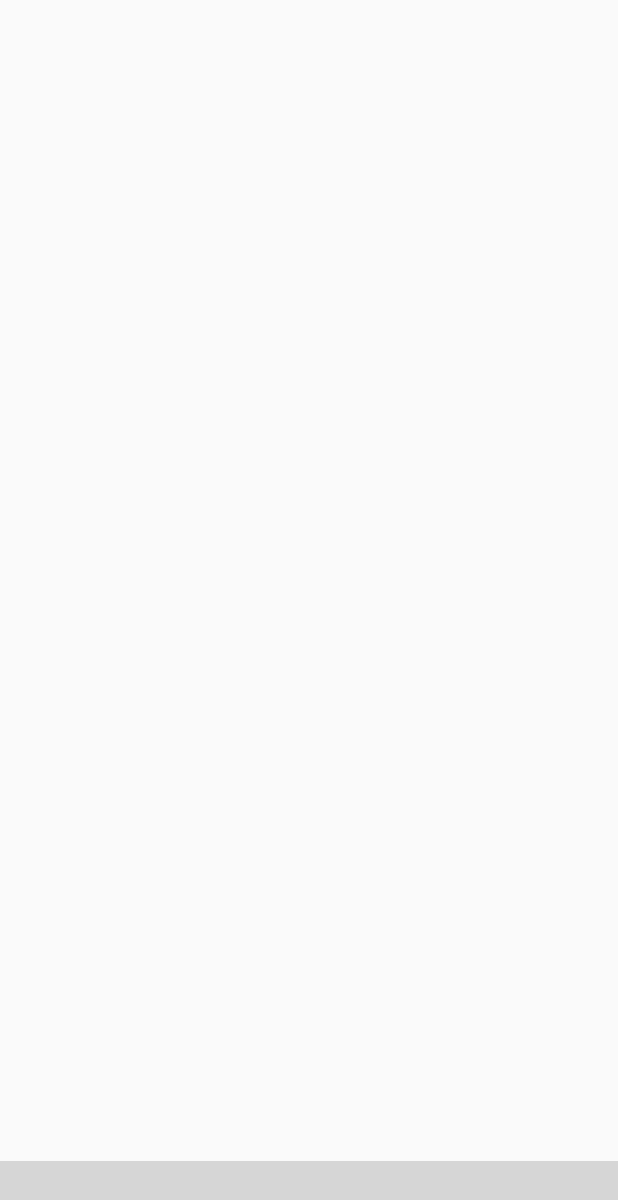
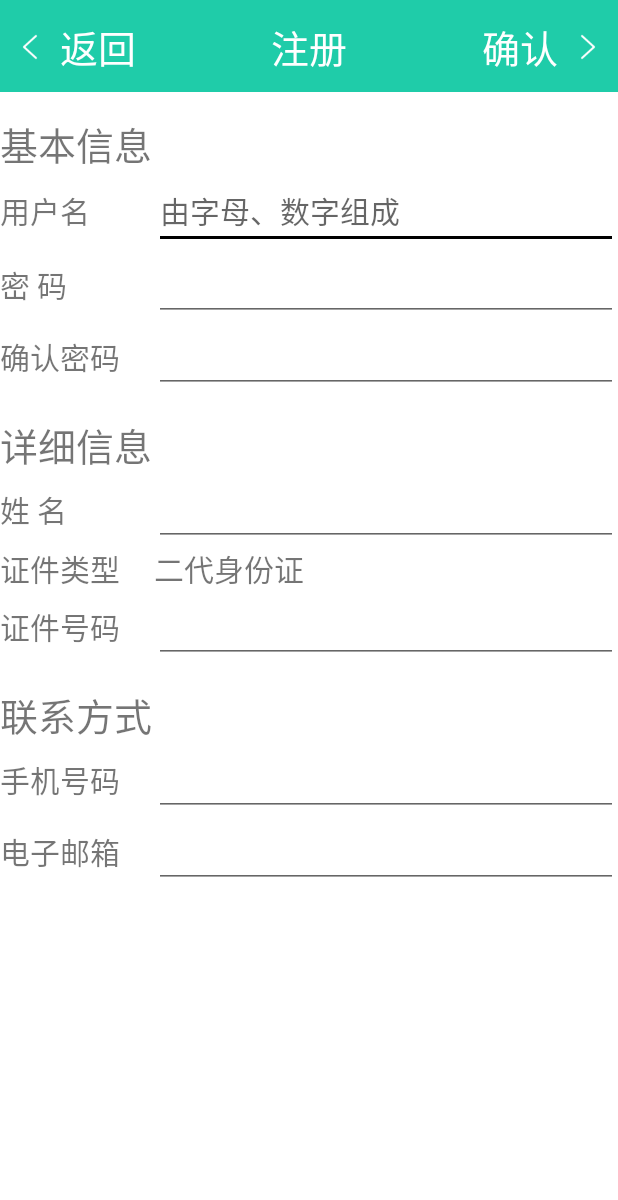
Before and after one commit to TangZhengJ/12306, an Android app: the screen it shows after launch (MainActivity before the commit, RegisterActivity after it), after a tap on "注册", on a phone screen of 412 x 824 dp. Shown: the top 1200 px of the screen. Run offline under Robolectric (Android 15) with nearby library versions, the phone set to English and light mode, and no system bars; libraries missing offline, so code that uses them is left out: org.litepal.crud; plain views replace BottomNavigationBar; grey boxes are pictures that could not be loaded.

Commit message:
添加注册

```diff
--- a/app/src/main/AndroidManifest.xml
+++ b/app/src/main/AndroidManifest.xml
@@ -22,7 +22,8 @@
         <activity android:name=".UI.SelectActivity" />
         <activity android:name=".UI.QueryActivity" />
         <activity android:name=".UI.MainActivity" />
-        <activity android:name=".UI.ChooseAreaActivity"></activity>
+        <activity android:name=".UI.ChooseAreaActivity" />
+        <activity android:name=".UI.RegisterActivity"></activity>
     </application>
 
 </manifest>
--- a/app/src/main/assets/litepal.xml
+++ b/app/src/main/assets/litepal.xml
@@ -1,10 +1,11 @@
 <?xml version="1.0" encoding="utf-8" ?>
     <litepal>
     <dbname value = "12306"></dbname>
-    <version value = "1"></version>
+    <version value = "3"></version>
     <list>
         <mapping class="com.example.tzj12306.db.Province"/>
         <mapping class="com.example.tzj12306.db.City"/>
         <mapping class="com.example.tzj12306.db.County"/>
+        <mapping class="com.example.tzj12306.db.User"/>
     </list>
 </litepal>
--- a/app/src/main/java/com/example/tzj12306/MyActionBar/MyBaseActivity.java
+++ b/app/src/main/java/com/example/tzj12306/MyActionBar/MyBaseActivity.java
@@ -26,8 +26,8 @@ public abstract class MyBaseActivity extends AppCompatActivity {
         setContentView(getContentViewId());
         init();
     }
-    protected void setMyActionBar(String strTitle, int resIdLeft, String strLeft, int resIdRight, String strRight, final ActionBarClickListener listener) {
-        myActionbar = (MyActionbar) findViewById(R.id.actionbar);
+    protected void setMyActionBar(int id, String strTitle, int resIdLeft, String strLeft, int resIdRight, String strRight, final ActionBarClickListener listener) {
+        myActionbar = (MyActionbar) findViewById(id);
         myActionbar.setData(strTitle, resIdLeft, strLeft, resIdRight, strRight, listener);
     }
     /**
--- a/app/src/main/java/com/example/tzj12306/UI/LoginActivity.java
+++ b/app/src/main/java/com/example/tzj12306/UI/LoginActivity.java
@@ -64,8 +64,8 @@ public class LoginActivity extends MyBaseActivity {
         button_register.setOnClickListener(new View.OnClickListener() {
             @Override
             public void onClick(View v) {
-                Intent intent= new Intent(LoginActivity.this,MainActivity.class);
-                startActivity(intent);
+                Intent intent= new Intent(LoginActivity.this,RegisterActivity.class);
+                startActivityForResult(intent,1);
             }
         });
     }
@@ -80,7 +80,6 @@ public class LoginActivity extends MyBaseActivity {
             tv_login_password.setText(pref.getString("PSW", ""));
             ctv_remember.setChecked(pref.getBoolean("REM",false));
             ctv_autologin.setChecked(pref.getBoolean("AUTO",false));
-            Log.d("LoginActivity", String.valueOf(ctv_autologin.isChecked()));
             if (ctv_autologin.isChecked()) {
                 button_login.performClick();
             }
@@ -97,4 +96,17 @@ public class LoginActivity extends MyBaseActivity {
         ctv_autologin.setChecked(false);
     }
 
+    @Override
+    protected void onActivityResult(int requestCode, int resultCode, Intent data) {
+        super.onActivityResult(requestCode, resultCode, data);
+        switch (requestCode){
+            case 1:{
+                if(resultCode == RESULT_OK){
+                    tv_login_id.setText(data.getStringExtra("user_name"));
+                    tv_login_password.setText(data.getStringExtra("password"));
+                    break;
+                }
+            }
+        }
+    }
 }
--- /dev/null
+++ b/app/src/main/java/com/example/tzj12306/UI/RegisterActivity.java
@@ -0,0 +1,86 @@
+package com.example.tzj12306.UI;
+
+import android.content.Intent;
+import android.text.TextUtils;
+import android.widget.EditText;
+import android.widget.Toast;
+
+import com.example.tzj12306.MyActionBar.MyBaseActivity;
+import com.example.tzj12306.R;
+import com.example.tzj12306.db.User;
+import com.example.tzj12306.impl.ActionBarClickListener;
+
+import org.litepal.crud.DataSupport;
+
+public class RegisterActivity extends MyBaseActivity implements ActionBarClickListener{
+    private EditText register_id;
+    private EditText register_ack_password;
+    private EditText register_email;
+    private EditText register_name;
+    private EditText register_password;
+    private EditText register_phone_num;
+    private EditText register_user_name;
+    @Override
+    protected int getContentViewId() {
+        return R.layout.activity_register;
+    }
+
+    @Override
+    protected void init() {
+        register_id = (EditText) findViewById(R.id.register_id);
+        register_ack_password = (EditText) findViewById(R.id.register_ack_password);
+        register_email = (EditText) findViewById(R.id.register_email);
+        register_name = (EditText) findViewById(R.id.register_name);
+        register_password = (EditText) findViewById(R.id.register_password);
+        register_phone_num = (EditText) findViewById(R.id.register_phone_num);
+        register_user_name = (EditText) findViewById(R.id.register_user_name);
+        setMyActionBar(R.id.actionbar_register,"注册", R.mipmap.ic_left_light, "返回", R.mipmap.ic_right_light, "确认", this);
+    }
+
+    @Override
+    public void onLeftClick() {
+        finish();
+    }
+
+    @Override
+    public void onCenterClick() {
+
+    }
+
+    @Override
+    public void onRightClick() {
+        String id;
+        String ack_password;
+        String email;
+        String name;
+        String password;
+        String phone_num;
+        String user_name;
+        id = String.valueOf(register_id.getText());
+        ack_password = String.valueOf(register_ack_password.getText());
+        email = String.valueOf(register_email.getText());
+        name = String.valueOf(register_name.getText());
+        password = String.valueOf(register_password.getText());
+        phone_num = String.valueOf(register_phone_num.getText());
+        user_name = String.valueOf(register_user_name.getText());
+        if((DataSupport.where("UserName = ?",user_name).find(User.class)).size()!=0){
+            Toast.makeText(this, "用户名已存在", Toast.LENGTH_SHORT).show();
+        }else if(TextUtils.isEmpty(user_name)){
+            Toast.makeText(this, "用户名不能为空", Toast.LENGTH_SHORT).show();
+        }else if(TextUtils.isEmpty(password)){
+            Toast.makeText(this, "密码不能为空", Toast.LENGTH_SHORT).show();
+        }else if(!ack_password.equals(password))
+        {
+            Toast.makeText(this, "两次输入密码不一致", Toast.LENGTH_SHORT).show();
+        }else {
+            User user = new User(user_name, password, name, id, phone_num, email);
+            Toast.makeText(this, "注册成功", Toast.LENGTH_SHORT).show();
+            user.save();
+            Intent intent = new Intent();
+            intent.putExtra("user_name",user_name);
+            intent.putExtra("password",password);
+            setResult(RESULT_OK,intent);
+            finish();
+        }
+    }
+}
--- a/app/src/main/res/layout/activity_query.xml
+++ b/app/src/main/res/layout/activity_query.xml
@@ -12,7 +12,7 @@
         <!--android:layout_width="match_parent"-->
         <!--android:layout_height="wrap_content" />-->
     <com.example.tzj12306.MyActionBar.MyActionbar
-        android:id="@+id/actionbar"
+        android:id="@+id/actionbar_query"
         android:layout_width="match_parent"
         android:layout_height="wrap_content"></com.example.tzj12306.MyActionBar.MyActionbar>
     <LinearLayout
--- /dev/null
+++ b/app/src/main/res/layout/activity_register.xml
@@ -0,0 +1,196 @@
+<?xml version="1.0" encoding="utf-8"?>
+<LinearLayout xmlns:android="http://schemas.android.com/apk/res/android"
+    android:orientation="vertical"
+    android:layout_width="match_parent"
+    android:layout_height="match_parent"
+    android:background="#fff">
+    <com.example.tzj12306.MyActionBar.MyActionbar
+        android:id="@+id/actionbar_register"
+        android:layout_width="match_parent"
+        android:layout_height="wrap_content"></com.example.tzj12306.MyActionBar.MyActionbar>
+
+    <LinearLayout
+        android:layout_width="match_parent"
+        android:layout_height="wrap_content"
+        android:orientation="vertical"
+        android:layout_marginTop="15sp">
+        <TextView
+            android:layout_width="match_parent"
+            android:layout_height="wrap_content"
+            android:text="基本信息"
+            android:textSize="25dp"/>
+        <LinearLayout
+            android:layout_width="match_parent"
+            android:layout_height="wrap_content">
+            <TextView
+
+                android:layout_height="match_parent"
+                android:layout_width="0sp"
+                android:layout_weight="1"
+                android:text="用户名"
+                android:textSize="20dp"
+                android:gravity="center_vertical"/>
+            <EditText
+                android:id="@+id/register_user_name"
+                android:layout_height="match_parent"
+                android:layout_width="0sp"
+                android:layout_weight="3"
+                android:textSize="20dp"
+                android:hint="由字母、数字组成"/>
+        </LinearLayout>
+        <LinearLayout
+            android:layout_width="match_parent"
+            android:layout_height="wrap_content">
+            <TextView
+                android:layout_height="match_parent"
+                android:text="密 码"
+                android:textSize="20dp"
+                android:layout_width="0sp"
+                android:layout_weight="1"
+                android:gravity="center_vertical"/>
+
+            <EditText
+                android:id="@+id/register_password"
+                android:layout_width="0sp"
+                android:layout_weight="3"
+                android:layout_height="match_parent"
+                android:textSize="20dp"
+                android:inputType="textPassword"/>
+        </LinearLayout>
+        <LinearLayout
+            android:layout_width="match_parent"
+            android:layout_height="wrap_content">
+            <TextView
+                android:layout_height="match_parent"
+                android:text="确认密码"
+                android:textSize="20dp"
+                android:layout_width="0sp"
+                android:layout_weight="1"
+                android:gravity="center_vertical"/>
+
+            <EditText
+                android:id="@+id/register_ack_password"
+                android:layout_width="0sp"
+                android:layout_weight="3"
+                android:layout_height="match_parent"
+                android:textSize="20dp"
+                android:inputType="textPassword"/>
+        </LinearLayout>
+    </LinearLayout>
+
+    <LinearLayout
+        android:layout_width="match_parent"
+        android:layout_height="wrap_content"
+        android:orientation="vertical"
+        android:layout_marginTop="15sp">
+        <TextView
+            android:layout_width="match_parent"
+            android:layout_height="wrap_content"
+            android:text="详细信息"
+            android:textSize="25dp"/>
+        <LinearLayout
+            android:layout_width="match_parent"
+            android:layout_height="wrap_content">
+            <TextView
+
+                android:layout_height="match_parent"
+                android:layout_width="0sp"
+                android:layout_weight="1"
+                android:text="姓 名"
+                android:textSize="20dp"
+                android:gravity="center_vertical"/>
+            <EditText
+                android:id="@+id/register_name"
+                android:layout_height="match_parent"
+                android:layout_width="0sp"
+                android:layout_weight="3"
+                android:textSize="20dp" />
+        </LinearLayout>
+        <LinearLayout
+            android:layout_width="match_parent"
+            android:layout_height="wrap_content">
+            <TextView
+                android:layout_height="match_parent"
+                android:text="证件类型"
+                android:textSize="20dp"
+                android:layout_width="0sp"
+                android:layout_weight="1"
+                android:gravity="center_vertical"/>
+
+            <TextView
+                android:layout_width="0sp"
+                android:layout_weight="3"
+                android:layout_height="match_parent"
+                android:textSize="20dp"
+                android:text="二代身份证"/>
+        </LinearLayout>
+        <LinearLayout
+            android:layout_width="match_parent"
+            android:layout_height="wrap_content">
+            <TextView
+                android:layout_height="match_parent"
+                android:text="证件号码"
+                android:textSize="20dp"
+                android:layout_width="0sp"
+                android:layout_weight="1"
+                android:gravity="center_vertical"/>
+
+            <EditText
+                android:id="@+id/register_id"
+                android:layout_width="0sp"
+                android:layout_weight="3"
+                android:layout_height="match_parent"
+                android:textSize="20dp"
+                android:inputType="textPassword"/>
+        </LinearLayout>
+    </LinearLayout>
+
+    <LinearLayout
+        android:layout_width="match_parent"
+        android:layout_height="wrap_content"
+        android:orientation="vertical"
+        android:layout_marginTop="15sp">
+        <TextView
+            android:layout_width="match_parent"
+            android:layout_height="wrap_content"
+            android:text="联系方式"
+            android:textSize="25dp"/>
+        <LinearLayout
+            android:layout_width="match_parent"
+            android:layout_height="wrap_content">
+            <TextView
+
+                android:layout_height="match_parent"
+                android:layout_width="0sp"
+                android:layout_weight="1"
+                android:text="手机号码"
+                android:textSize="20dp"
+                android:gravity="center_vertical"/>
+            <EditText
+                android:id="@+id/register_phone_num"
+                android:layout_height="match_parent"
+                android:layout_width="0sp"
+                android:layout_weight="3"
+                android:textSize="20dp" />
+        </LinearLayout>
+        <LinearLayout
+            android:layout_width="match_parent"
+            android:layout_height="wrap_content">
+            <TextView
+                android:layout_height="match_parent"
+                android:text="电子邮箱"
+                android:textSize="20dp"
+                android:layout_width="0sp"
+                android:layout_weight="1"
+                android:gravity="center_vertical"/>
+
+            <EditText
+                android:id="@+id/register_email"
+                android:layout_width="0sp"
+                android:layout_weight="3"
+                android:layout_height="match_parent"
+                android:textSize="20dp"
+                android:inputType="textPassword"/>
+        </LinearLayout>
+    </LinearLayout>
+</LinearLayout>
```
Also changed, not shown: app/src/main/java/com/example/tzj12306/Fragment/ChooseAreaFragment.java (+0 -11 lines), app/src/main/java/com/example/tzj12306/UI/QueryActivity.java (+1 -14 lines), app/src/main/java/com/example/tzj12306/db/User.java (added, +92 -0 lines).
